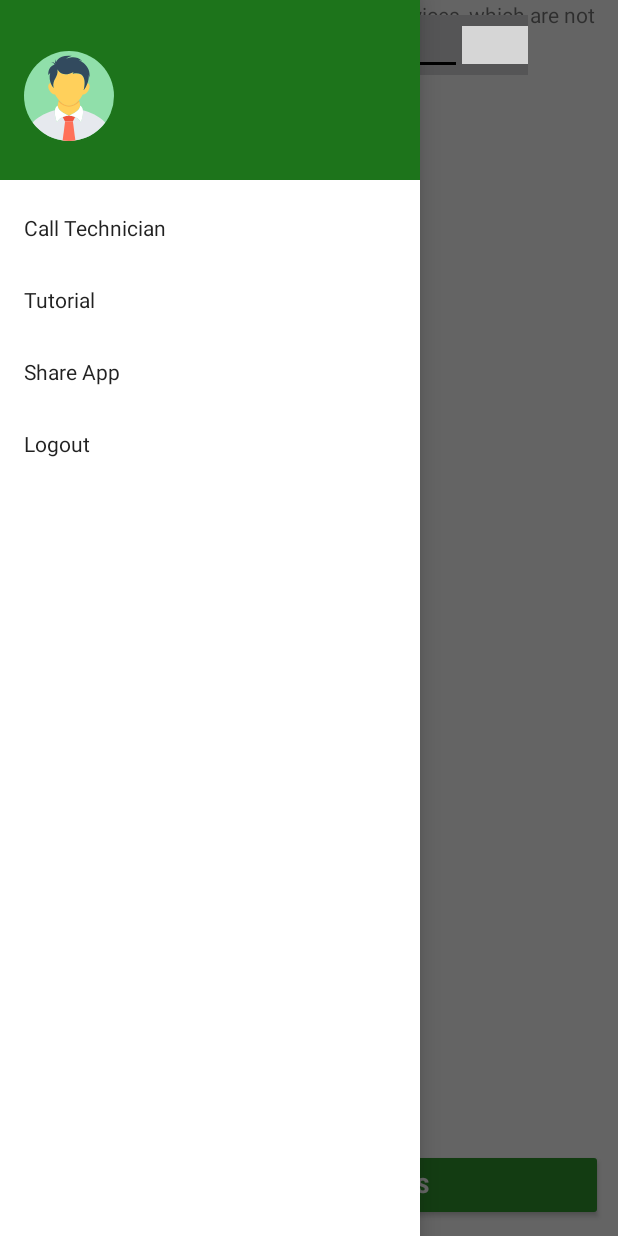
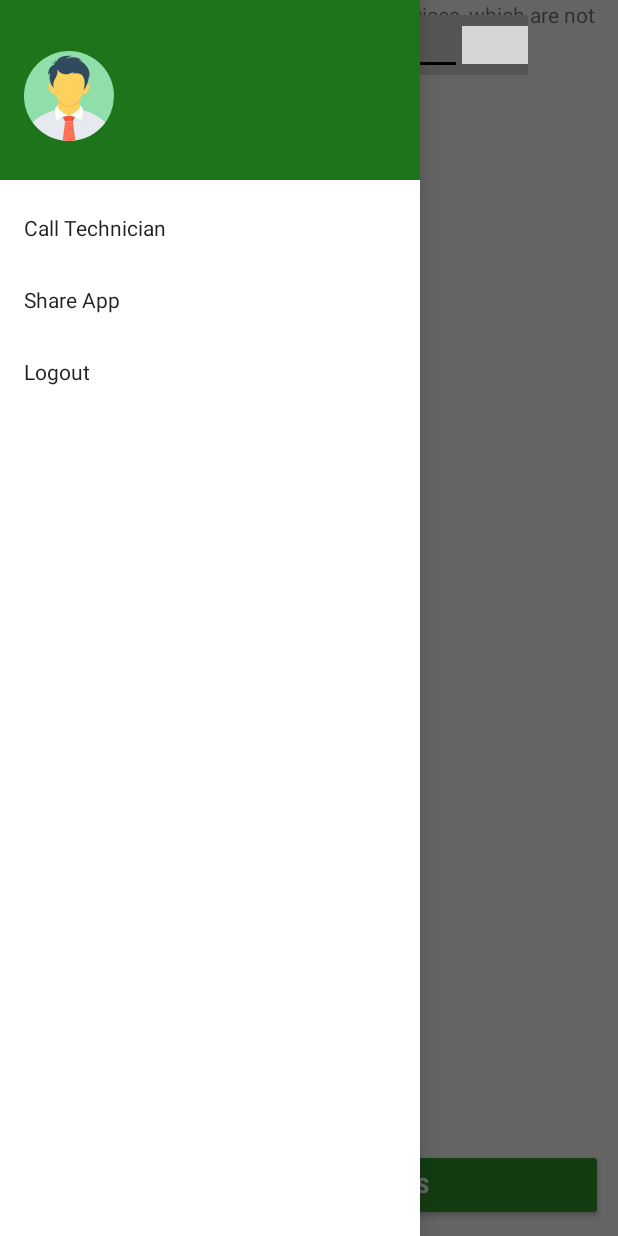
Before and after one commit to InternityFoundation/280_TheIncredibles, an Android app: the screen it shows after launch once a user with an empty profile is signed in (MapsActivity), with the side drawer open, on a phone screen of 412 x 824 dp. Run offline under Robolectric (Android 15) with nearby library versions, the phone set to English and light mode, and no system bars; our stand-ins replace Firebase (no records; nobody signed in at launch, a user with empty details on screens opened directly); libraries missing offline, so code that uses them is left out: pub.devrel.easypermissions; 2 statements that could not run were skipped; grey boxes are pictures that could not be loaded.

Commit message:
initial commit

```diff
--- a/app/src/main/res/menu/activity_main_drawer.xml
+++ b/app/src/main/res/menu/activity_main_drawer.xml
@@ -3,13 +3,9 @@
     xmlns:tools="http://schemas.android.com/tools"
     tools:showIn="navigation_view">
 
-    <group android:checkableBehavior="single">
         <item
             android:id="@+id/nav_call_technician"
             android:title="Call Technician" />
-        <item
-            android:id="@+id/nav_about_us"
-            android:title="Tutorial" />
 
         <item
             android:id="@+id/nav_share"
@@ -18,6 +14,4 @@
             android:id="@+id/nav_logout"
             android:title="Logout" />
 
-    </group>
-
 </menu>
```
Also changed, not shown: app/src/main/java/com/example/smartbins/MapsActivity.java (+3 -5 lines).
